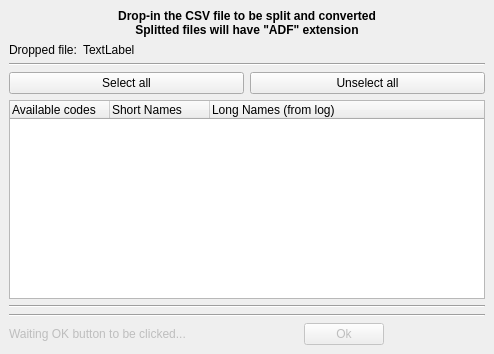
Above: mainwindow.ui from max-privato/CanzeLogRead before the change. Below: the same form after it.
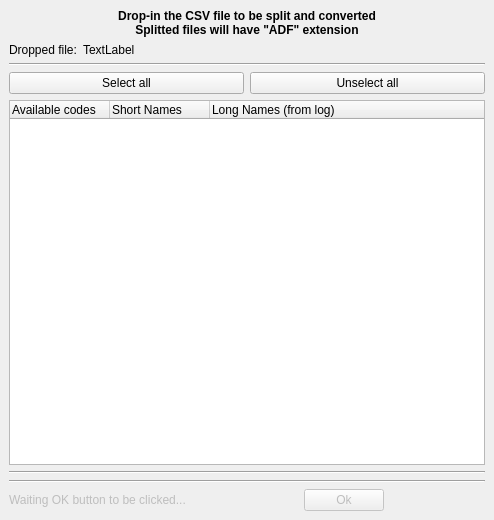
That is the form after the change.

Commit message: Add shortNames from file ShortNames.txt

Diff of the .ui file:
```diff
--- a/mainwindow.ui
+++ b/mainwindow.ui
@@ -7,9 +7,15 @@
     <x>0</x>
     <y>0</y>
     <width>494</width>
-    <height>354</height>
+    <height>520</height>
    </rect>
   </property>
+  <property name="sizePolicy">
+   <sizepolicy hsizetype="Preferred" vsizetype="Expanding">
+    <horstretch>0</horstretch>
+    <verstretch>0</verstretch>
+   </sizepolicy>
+  </property>
   <property name="windowTitle">
    <string>CanZE log to ADF</string>
   </property>
```
The commit also changes 1 other file.
